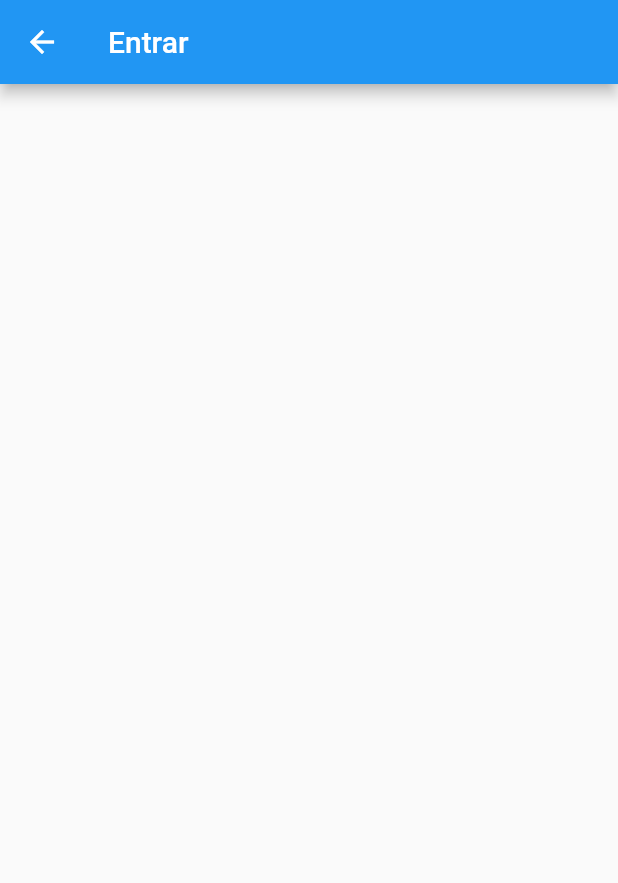
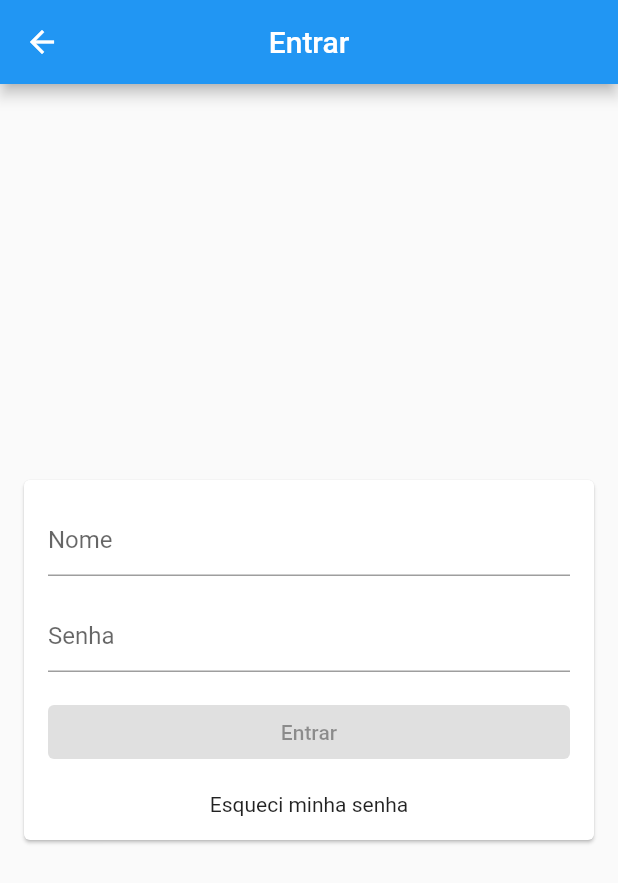
Before and after one commit to CharlestonRibeiro/App_controle_de_gastos, a Flutter app: the screen it shows after launch, after a tap on "login_page", on a phone screen of 412 x 824 dp. Shown: the top 883 px of the screen. Run offline on Flutter 3.47's test engine with Material 2 defaults, Android fonts, the phone set to English and light mode, and no system bars.

Commit message:
telas login

```diff
--- a/lib/pages/login_page/login_page.dart
+++ b/lib/pages/login_page/login_page.dart
@@ -3,10 +3,56 @@ import 'package:flutter/material.dart';
 class LoginPage extends StatelessWidget {
   const LoginPage({super.key});
 
+
   @override
   Widget build(BuildContext context) {
+
     return Scaffold(
-      appBar: AppBar(title: const Text('Entrar'),),
+      appBar: AppBar(
+        title: const Text('Entrar'),
+        centerTitle: true,
+      ),
+      body: Center(
+        child: Card(
+          margin: const EdgeInsets.symmetric(horizontal: 16),
+          child: Form(
+            child: ListView(
+                padding: const EdgeInsets.all(16),
+                shrinkWrap: true,
+                children: <Widget>[
+                  TextFormField(
+                      decoration: const InputDecoration(hintText: 'Nome'),
+                      keyboardType: TextInputType.name,
+                      validator: null
+                      ),
+                  const SizedBox(
+                    height: 16,
+                  ),
+                  TextFormField(
+                    decoration: const InputDecoration(
+                      hintText: 'Senha',
+                    ),
+                    obscureText: true,
+                    autocorrect: false,
+                    validator: null
+                  ),
+                  const SizedBox(
+                    height: 16,
+                  ),
+                  const ElevatedButton(
+                      onPressed: null,
+                      child: Text('Entrar')),
+                  const SizedBox(
+                    height: 16,
+                  ),
+                  GestureDetector(
+                    onTap: null,
+                    child: const Center(child: Text('Esqueci minha senha')),
+                  )
+                ]),
+          ),
+        ),
+      ),
     );
   }
 }
```
Also changed, not shown: lib/pages/recover_password_page/recover_password_page.dart (+31 -1 lines), lib/pages/singUp_page/signUp_page.dart (+51 -2 lines).
